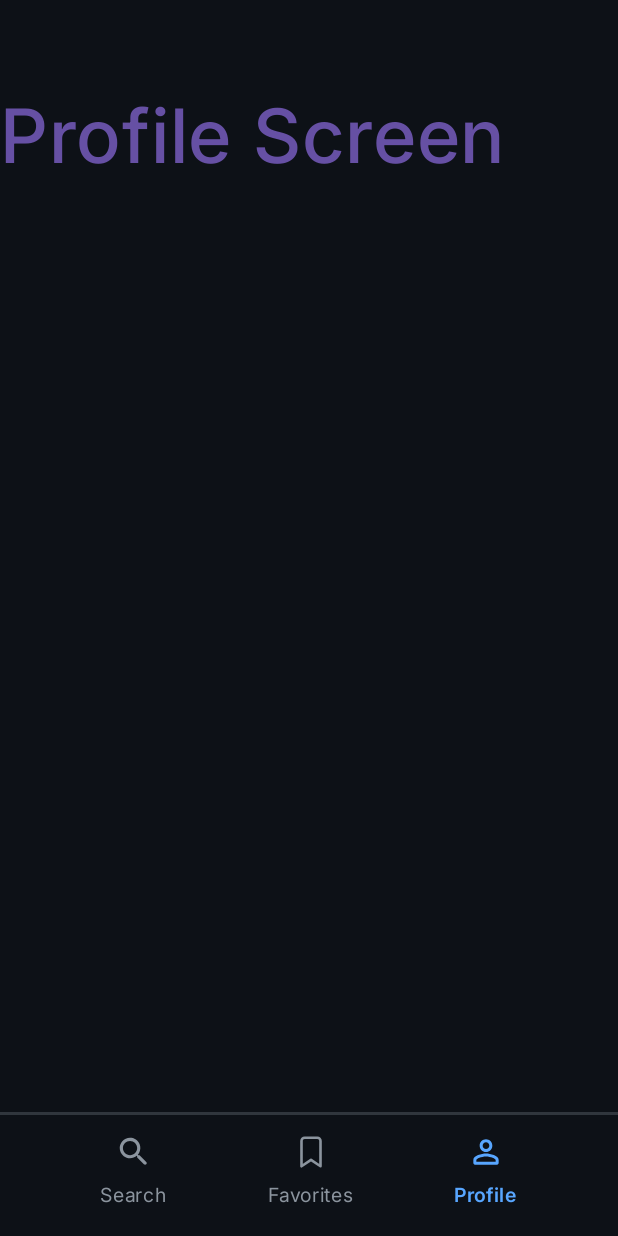
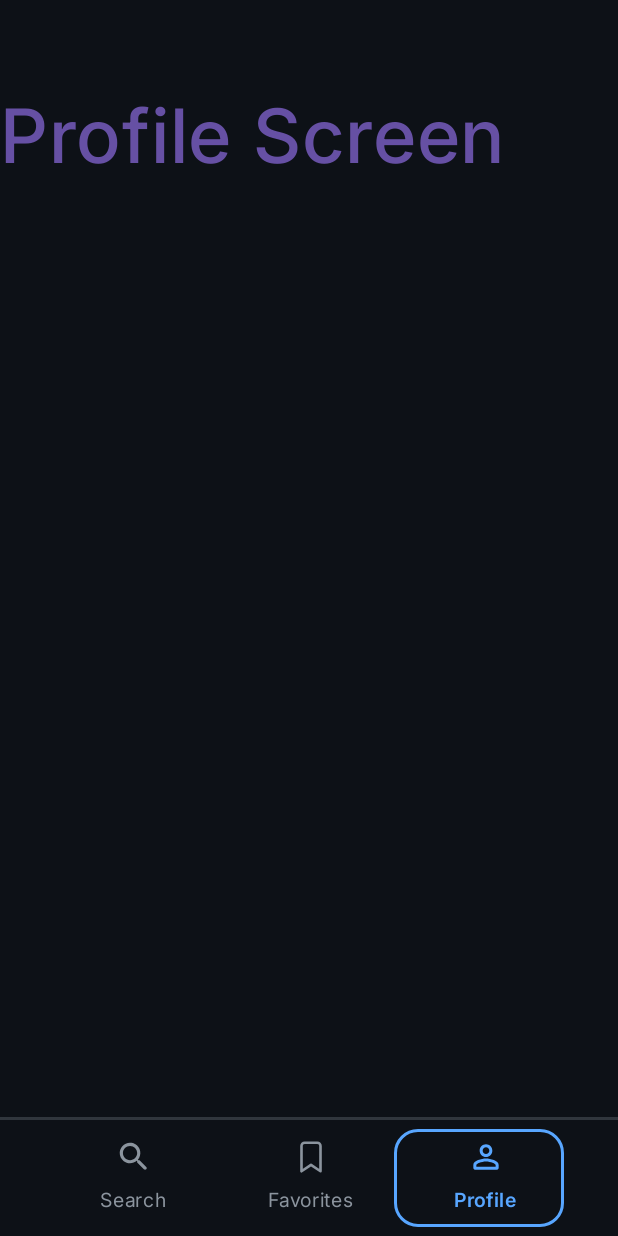
Before and after one commit to VehoJo/BiconGit, an Android app built with Jetpack Compose: the screen it shows after launch (MainActivity), after a tap on "Profile", on a phone screen of 412 x 824 dp. Run offline under Robolectric (Android 15) with nearby library versions, the phone set to English and light mode, and no system bars.

Commit message:
Major navigation bar improvements

```diff
--- a/app/src/main/java/com/vehojo/bicongit/MainActivity.kt
+++ b/app/src/main/java/com/vehojo/bicongit/MainActivity.kt
@@ -4,8 +4,14 @@ import android.os.Bundle
 import androidx.activity.ComponentActivity
 import androidx.activity.compose.setContent
 import androidx.activity.enableEdgeToEdge
+import androidx.compose.foundation.layout.Column
+import androidx.compose.runtime.getValue
+import androidx.compose.ui.Modifier
+import androidx.navigation.compose.currentBackStackEntryAsState
 import androidx.navigation.compose.rememberNavController
 import com.vehojo.bicongit.navigation.AppNavHost
+import com.vehojo.bicongit.navigation.Destination
+import com.vehojo.bicongit.ui.NavBar
 import com.vehojo.bicongit.ui.theme.BiconGitTheme
 
 class MainActivity : ComponentActivity() {
@@ -15,7 +21,23 @@ class MainActivity : ComponentActivity() {
         setContent {
             BiconGitTheme {
                 val navController = rememberNavController()
-                AppNavHost(navHostController = navController)
+                val navBackStackEntry by
+                navController.currentBackStackEntryAsState()
+                val currentRoute = navBackStackEntry?.destination?.route
+
+                Column {
+                    AppNavHost(
+                        navHostController = navController,
+                        modifier = Modifier.weight(1f)
+                    )
+
+                    NavBar(
+                        currentRoute = currentRoute,
+                        onSearchScreen = { navController.navigate(Destination.SearchScreen.route) },
+                        onProfileScreen = { navController.navigate(Destination.ProfileScreen.route) },
+                        onFavoritesScreen = { navController.navigate(Destination.FavoritesScreen.route) }
+                    )
+                }
             }
         }
     }
--- a/app/src/main/java/com/vehojo/bicongit/navigation/AppNavHost.kt
+++ b/app/src/main/java/com/vehojo/bicongit/navigation/AppNavHost.kt
@@ -3,6 +3,7 @@ package com.vehojo.bicongit.navigation
 import androidx.compose.animation.AnimatedContentTransitionScope
 import androidx.compose.animation.core.tween
 import androidx.compose.runtime.Composable
+import androidx.compose.ui.Modifier
 import androidx.compose.ui.graphics.Color
 import androidx.navigation.NavHostController
 import androidx.navigation.compose.NavHost
@@ -15,70 +16,93 @@ import com.vehojo.bicongit.ui.screens.SearchScreen
 
 @Composable
 fun AppNavHost(
-    navHostController: NavHostController
+    navHostController: NavHostController,
+    modifier: Modifier = Modifier
 ) {
     NavHost(
         navController = navHostController,
         startDestination = Destination.SearchScreen.route,
+        modifier = modifier
     ) {
-        composable(Destination.SearchScreen.route) {
-            SearchScreen(
-                onSearchScreen = {
-                    navHostController.safeNavigate(Destination.SearchScreen.route) {
-                        launchSingleTop = true
-                    }
-                },
-                onFavoritesScreen = {
-                    navHostController.safeNavigate(Destination.FavoritesScreen.route) {
-                        launchSingleTop = true
-                    }
-                },
-                onProfileScreen = {
-                    navHostController.safeNavigate(Destination.ProfileScreen.route) {
-                        launchSingleTop = true
-                    }
-                }
-            )
+        composable(
+            Destination.SearchScreen.route,
+            enterTransition = {
+                slideIntoContainer(
+                    if (getIndex(targetState.destination.route) > getIndex(initialState.destination.route))
+                        AnimatedContentTransitionScope.SlideDirection.Left
+                    else
+                        AnimatedContentTransitionScope.SlideDirection.Right,
+                    tween(500)
+                )
+            },
+            exitTransition = {
+                slideOutOfContainer(
+                    if (getIndex(targetState.destination.route) > getIndex(initialState.destination.route))
+                        AnimatedContentTransitionScope.SlideDirection.Left
+                    else
+                        AnimatedContentTransitionScope.SlideDirection.Right,
+                    tween(500)
+                )
+            }
+        ) {
+            SearchScreen()
         }
 
-        composable(Destination.FavoritesScreen.route) {
-            FavoritesScreen(
-                onSearchScreen = {
-                    navHostController.safeNavigate(Destination.SearchScreen.route) {
-                        launchSingleTop = true
-                    }
-                },
-                onFavoritesScreen = {
-                    navHostController.safeNavigate(Destination.FavoritesScreen.route) {
-                        launchSingleTop = true
-                    }
-                },
-                onProfileScreen = {
-                    navHostController.safeNavigate(Destination.ProfileScreen.route) {
-                        launchSingleTop = true
-                    }
-                }
-            )
+        composable(
+            Destination.FavoritesScreen.route,
+            enterTransition = {
+                slideIntoContainer(
+                    if (getIndex(targetState.destination.route) > getIndex(initialState.destination.route))
+                        AnimatedContentTransitionScope.SlideDirection.Left
+                    else
+                        AnimatedContentTransitionScope.SlideDirection.Right,
+                    tween(500)
+                )
+            },
+            exitTransition = {
+                slideOutOfContainer(
+                    if (getIndex(targetState.destination.route) > getIndex(initialState.destination.route))
+                        AnimatedContentTransitionScope.SlideDirection.Left
+                    else
+                        AnimatedContentTransitionScope.SlideDirection.Right,
+                    tween(500)
+                )
+            }
+        ) {
+            FavoritesScreen()
         }
 
-        composable(Destination.ProfileScreen.route) {
-            ProfileScreen(
-                onSearchScreen = {
-                    navHostController.safeNavigate(Destination.SearchScreen.route) {
-                        launchSingleTop = true
-                    }
-                },
-                onFavoritesScreen = {
-                    navHostController.safeNavigate(Destination.FavoritesScreen.route) {
-                        launchSingleTop = true
-                    }
-                },
-                onProfileScreen = {
-                    navHostController.safeNavigate(Destination.ProfileScreen.route) {
-                        launchSingleTop = true
-                    }
-                }
-            )
+        composable(
+            Destination.ProfileScreen.route,
+            enterTransition = {
+                slideIntoContainer(
+                    if (getIndex(targetState.destination.route) > getIndex(initialState.destination.route))
+                        AnimatedContentTransitionScope.SlideDirection.Left
+                    else
+                        AnimatedContentTransitionScope.SlideDirection.Right,
+                    tween(500)
+                )
+            },
+            exitTransition = {
+                slideOutOfContainer(
+                    if (getIndex(targetState.destination.route) > getIndex(initialState.destination.route))
+                        AnimatedContentTransitionScope.SlideDirection.Left
+                    else
+                        AnimatedContentTransitionScope.SlideDirection.Right,
+                    tween(500)
+                )
+            }
+        ) {
+            ProfileScreen()
         }
     }
 }
+
+fun getIndex(route: String?): Int {
+    return when (route) {
+        Destination.SearchScreen.route -> 1
+        Destination.FavoritesScreen.route -> 2
+        Destination.ProfileScreen.route -> 3
+        else -> 0
+    }
+}
--- a/app/src/main/java/com/vehojo/bicongit/ui/Components.kt
+++ b/app/src/main/java/com/vehojo/bicongit/ui/Components.kt
@@ -1,12 +1,17 @@
 package com.vehojo.bicongit.ui
 
+import android.R.attr.tint
 import android.media.Image
 import android.widget.Space
+import androidx.compose.animation.core.animateDpAsState
+import androidx.compose.animation.core.tween
 import androidx.compose.foundation.Image
 import androidx.compose.foundation.background
+import androidx.compose.foundation.border
 import androidx.compose.foundation.clickable
 import androidx.compose.foundation.layout.Arrangement
 import androidx.compose.foundation.layout.Box
+import androidx.compose.foundation.layout.BoxWithConstraints
 import androidx.compose.foundation.layout.Column
 import androidx.compose.foundation.layout.Row
 import androidx.compose.foundation.layout.Spacer
@@ -22,6 +27,7 @@ import androidx.compose.foundation.shape.RoundedCornerShape
 import androidx.compose.material3.Icon
 import androidx.compose.material3.Text
 import androidx.compose.runtime.Composable
+import androidx.compose.runtime.getValue
 import androidx.compose.ui.Alignment
 import androidx.compose.ui.Modifier
 import androidx.compose.ui.draw.clip
@@ -34,9 +40,12 @@ import androidx.compose.ui.text.font.FontWeight
 import androidx.compose.ui.tooling.preview.Preview
 import androidx.compose.ui.unit.dp
 import androidx.compose.ui.unit.sp
+import androidx.compose.ui.unit.times
 import com.vehojo.bicongit.R
+import com.vehojo.bicongit.navigation.Destination
 import com.vehojo.bicongit.ui.theme.Active
 import com.vehojo.bicongit.ui.theme.Background
+import com.vehojo.bicongit.ui.theme.ButtonColor
 import com.vehojo.bicongit.ui.theme.Inactive
 import com.vehojo.bicongit.ui.theme.Inter
 import com.vehojo.bicongit.ui.theme.Purple40
@@ -45,82 +54,128 @@ import com.vehojo.bicongit.ui.theme.onBackground
 
 @Composable
 fun NavBar(
+    currentRoute: String?,
     onSearchScreen: () -> Unit,
     onFavoritesScreen: () -> Unit,
-    onProfileScreen: () -> Unit,
-    searchCol: Color = Inactive,
-    favoritesCol: Color = Inactive,
-    profileCol: Color = Inactive,
-    searchWeight: FontWeight = FontWeight.Normal,
-    favoritesWeight: FontWeight = FontWeight.Normal,
-    profilesWeight: FontWeight = FontWeight.Normal
+    onProfileScreen: () -> Unit
 ) {
+    val selectedIndex = when (currentRoute) {
+        Destination.SearchScreen.route -> 0
+        Destination.FavoritesScreen.route -> 1
+        Destination.ProfileScreen.route -> 2
+        else -> 0
+    }
+    val searchSelected = currentRoute == Destination.SearchScreen.route
+    val favoritesSelected = currentRoute == Destination.FavoritesScreen.route
+    val profileSelected = currentRoute == Destination.ProfileScreen.route
+
     Column(
         horizontalAlignment = Alignment.CenterHorizontally, modifier = Modifier.background(Background)
     ) {
         Spacer(modifier = Modifier.background(onBackground).fillMaxWidth().height(2.dp))
         Spacer(modifier = Modifier.height(12.dp))
 
-        Row(horizontalArrangement = Arrangement.SpaceEvenly, modifier = Modifier.fillMaxWidth()) {
+        Box {
+            BoxWithConstraints(
+                modifier = Modifier.fillMaxWidth()
+            ) {
+                val tabWidth = maxWidth / 3
+                val indicatorWidth = tabWidth - 12.dp
+                val offset by animateDpAsState(
+                    targetValue = tabWidth * selectedIndex,
+                    animationSpec = tween(500)
+                )
+                val extraOffset = when (selectedIndex) {
+                    0 -> 24.dp
+                    1 -> 3.dp
+                    2 -> (-18).dp
+                    else -> 0.dp
+                }
 
-            Column(horizontalAlignment = Alignment.CenterHorizontally, modifier = Modifier.clickable{onSearchScreen()}) {
+                Box(
+                    modifier = Modifier
+                        .offset(x = offset + extraOffset, y = (-6).dp)
+                        .width(indicatorWidth)
+                        .height(65.dp)
+                        .padding(horizontal = 6.dp)
+                        .border(
+                            width = 2.dp,
+                            color = ButtonColor,
+                            shape = RoundedCornerShape(16.dp)
+                        )
+                )
+            }
+
+            Row(
+                horizontalArrangement = Arrangement.SpaceEvenly,
+                modifier = Modifier.fillMaxWidth()
+            ) {
+
+                Column(
+                    horizontalAlignment = Alignment.CenterHorizontally,
+                    modifier = Modifier.clickable { onSearchScreen() }) {
                     Icon(
                         modifier = Modifier.size(25.dp),
                         imageVector = ImageVector.vectorResource(id = R.drawable.search_icon),
                         contentDescription = "search",
-                    tint = searchCol
+                        tint = if (searchSelected) Active else Inactive
                     )
 
                     Spacer(modifier = Modifier.height(4.dp))
 
                     Text(
                         text = "Search",
-                    color = searchCol,
+                        color = if (searchSelected) Active else Inactive,
                         fontSize = 13.sp,
                         fontFamily = Inter,
-                    fontWeight = searchWeight
+                        fontWeight = if (searchSelected) FontWeight.SemiBold else FontWeight.Normal
                     )
                 }
 
-            Column(horizontalAlignment = Alignment.CenterHorizontally, modifier = Modifier.clickable{onFavoritesScreen()}) {
+                Column(
+                    horizontalAlignment = Alignment.CenterHorizontally,
+                    modifier = Modifier.clickable { onFavoritesScreen() }) {
                     Icon(
                         modifier = Modifier.size(25.dp),
                         imageVector = ImageVector.vectorResource(id = R.drawable.favorites_icon),
                         contentDescription = "favorites",
-                    tint = favoritesCol
+                        tint = if (favoritesSelected) Active else Inactive
                     )
 
                     Spacer(modifier = Modifier.height(4.dp))
 
                     Text(
                         text = "Favorites",
-                    color = favoritesCol,
+                        color = if (favoritesSelected) Active else Inactive,
                         fontSize = 13.sp,
                         fontFamily = Inter,
-                    fontWeight = favoritesWeight
+                        fontWeight = if (favoritesSelected) FontWeight.SemiBold else FontWeight.Normal
                     )
                 }
 
-            Column(horizontalAlignment = Alignment.CenterHorizontally, modifier = Modifier.clickable{onProfileScreen()}) {
+                Column(
+                    horizontalAlignment = Alignment.CenterHorizontally,
+                    modifier = Modifier.clickable { onProfileScreen() }) {
                     Icon(
                         modifier = Modifier.size(25.dp),
                         imageVector = ImageVector.vectorResource(id = R.drawable.profile_icon),
                         contentDescription = "profile",
-                    tint = profileCol
+                        tint = if (profileSelected) Active else Inactive
                     )
 
                     Spacer(modifier = Modifier.height(4.dp))
 
                     Text(
                         text = "Profile",
-                    color = profileCol,
+                        color = if (profileSelected) Active else Inactive,
                         fontSize = 13.sp,
                         fontFamily = Inter,
-                    fontWeight = profilesWeight
+                        fontWeight = if (profileSelected) FontWeight.SemiBold else FontWeight.Normal
                     )
                 }
             }
-        Spacer(modifier = Modifier.height(15.dp))
+        }
+        Spacer(modifier = Modifier.navigationBarsPadding())
     }
 }
 
@@ -188,15 +243,10 @@ fun Test(
 @Composable
 fun NavBarPreview() {
     NavBar(
+        currentRoute = null,
         onFavoritesScreen = {},
         onProfileScreen = {},
-        onSearchScreen = {},
-        searchCol = Active,
-        favoritesCol = Inactive,
-        profileCol = Inactive,
-        searchWeight = FontWeight.SemiBold,
-        favoritesWeight = FontWeight.Normal,
-        profilesWeight = FontWeight.Normal
+        onSearchScreen = {}
     )
 }
 
--- a/app/src/main/java/com/vehojo/bicongit/ui/screens/FavoritesScreen.kt
+++ b/app/src/main/java/com/vehojo/bicongit/ui/screens/FavoritesScreen.kt
@@ -18,22 +18,11 @@ import com.vehojo.bicongit.ui.theme.Background
 import com.vehojo.bicongit.ui.theme.Inactive
 
 @Composable
-fun FavoritesScreen(
-    onSearchScreen: () -> Unit,
-    onFavoritesScreen: () -> Unit,
-    onProfileScreen: () -> Unit
-) {
+fun FavoritesScreen() {
     Column(modifier = Modifier.fillMaxSize().background(Background)) {
         Spacer(modifier = Modifier.systemBarsPadding().padding(30.dp))
         Test(test = "Favorite Screen")
         Spacer(modifier = Modifier.weight(1f))
-        NavBar(
-            onSearchScreen = onSearchScreen,
-            onProfileScreen = onProfileScreen,
-            onFavoritesScreen = onFavoritesScreen,
-            favoritesCol = Active,
-            favoritesWeight = FontWeight.SemiBold,
-        )
         Spacer(modifier = Modifier.navigationBarsPadding())
     }
 }
--- a/app/src/main/java/com/vehojo/bicongit/ui/screens/ProfileScreen.kt
+++ b/app/src/main/java/com/vehojo/bicongit/ui/screens/ProfileScreen.kt
@@ -20,22 +20,11 @@ import com.vehojo.bicongit.ui.theme.Background
 import com.vehojo.bicongit.ui.theme.Inactive
 
 @Composable
-fun ProfileScreen(
-    onSearchScreen: () -> Unit,
-    onFavoritesScreen: () -> Unit,
-    onProfileScreen: () -> Unit
-) {
+fun ProfileScreen() {
     Column(modifier = Modifier.fillMaxSize().background(Background)) {
         Spacer(modifier = Modifier.systemBarsPadding().padding(30.dp))
         Test(test = "Profile Screen")
         Spacer(modifier = Modifier.weight(1f))
-        NavBar(
-            onSearchScreen = onSearchScreen,
-            onProfileScreen = onProfileScreen,
-            onFavoritesScreen = onFavoritesScreen,
-            profileCol = Active,
-            profilesWeight = FontWeight.SemiBold,
-        )
         Spacer(modifier = Modifier.navigationBarsPadding())
     }
 }
--- a/app/src/main/java/com/vehojo/bicongit/ui/screens/SearchScreen.kt
+++ b/app/src/main/java/com/vehojo/bicongit/ui/screens/SearchScreen.kt
@@ -50,28 +50,18 @@ import com.vehojo.bicongit.ui.theme.Inactive
 import com.vehojo.bicongit.ui.theme.Inter
 import com.vehojo.bicongit.ui.theme.White
 
+@Preview
 @Composable
-fun SearchScreen(
-    onSearchScreen: () -> Unit,
-    onFavoritesScreen: () -> Unit,
-    onProfileScreen: () -> Unit
-) {
+fun SearchScreen() {
     Column(modifier = Modifier.fillMaxSize().background(Background)) {
         Spacer(modifier = Modifier.systemBarsPadding().padding(top = 15.dp))
-        SearchHeader(modifier = Modifier.weight(1f))
-        NavBar(
-            onSearchScreen = onSearchScreen,
-            onProfileScreen = onProfileScreen,
-            onFavoritesScreen = onFavoritesScreen,
-            searchCol = Active,
-            searchWeight = FontWeight.SemiBold,
-        )
+        SearchMain()
         Spacer(modifier = Modifier.navigationBarsPadding())
     }
 }
 
 @Composable
-fun SearchHeader(modifier: Modifier = Modifier) {
+fun SearchMain(modifier: Modifier = Modifier) {
     var username by remember {
         mutableStateOf("")
     }
@@ -157,8 +147,8 @@ fun SearchHeader(modifier: Modifier = Modifier) {
         Spacer(modifier = Modifier.height(24.dp))
 
         LazyColumn(modifier = Modifier.weight(1f)) {
+
             item {
-
                 Row(verticalAlignment = Alignment.CenterVertically) {
                     Text(
                         text = "Recent searches",
@@ -217,7 +207,9 @@ fun SearchHeader(modifier: Modifier = Modifier) {
 
 
                 Spacer(modifier = Modifier.height(24.dp))
+            }
 
+            item {
                 Row(verticalAlignment = Alignment.CenterVertically) {
                     Text(
                         text = "Popular Developer",
```
Lines whose indentation alone changed are shown as unchanged.
